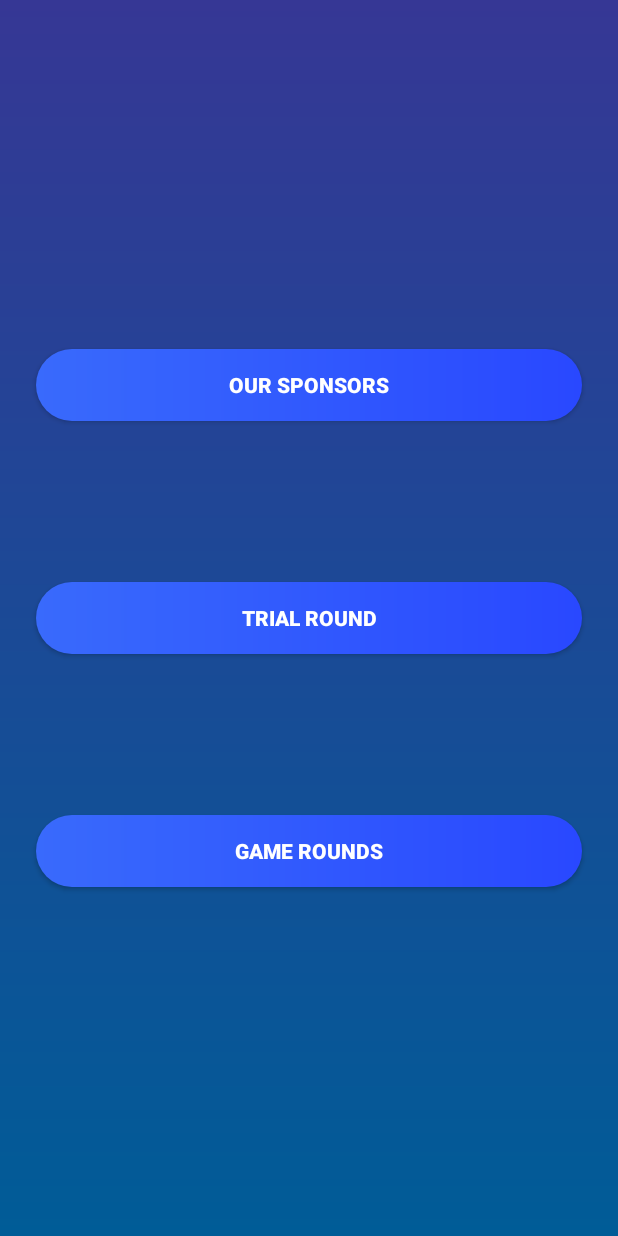
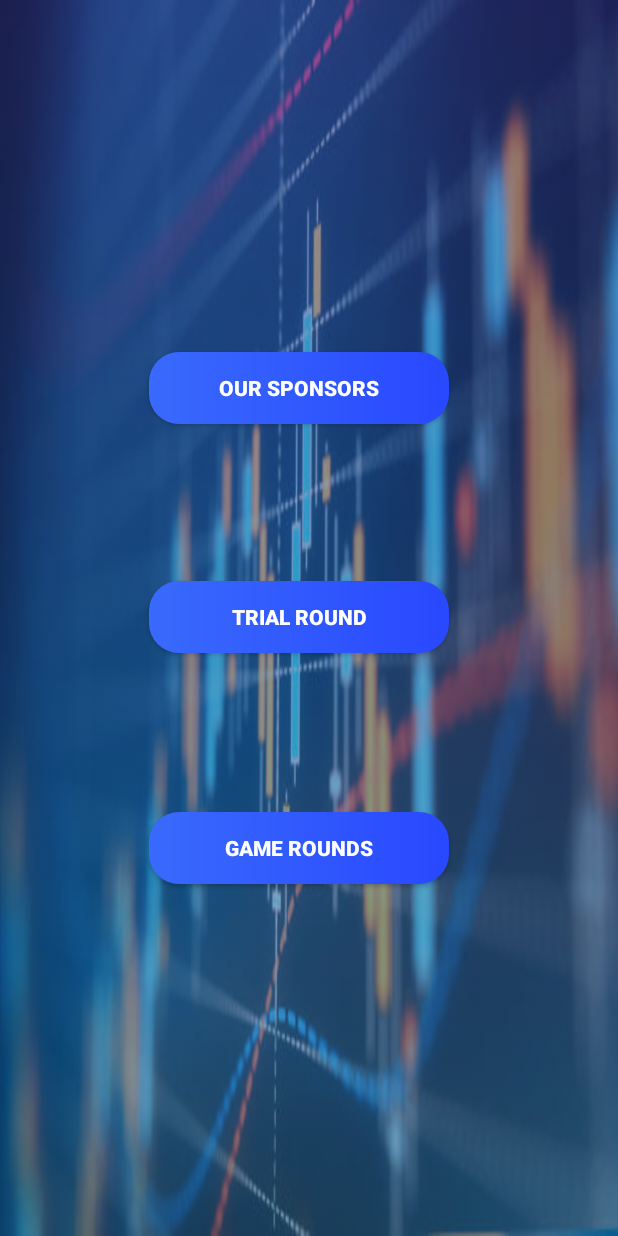
Before and after one commit to malharbangdiwala/VSM2021, an Android app: the SelectorActivity screen opened directly, with no data from a screen before it, on a phone screen of 412 x 824 dp. Run offline under Robolectric (Android 15) with nearby library versions, the phone set to English and light mode, and no system bars.

Commit message:
UI Upgraded

```diff
--- a/app/build.gradle
+++ b/app/build.gradle
@@ -35,6 +35,8 @@ dependencies {
     androidTestImplementation 'androidx.test.ext:junit:1.1.2'
     androidTestImplementation 'androidx.test.espresso:espresso-core:3.3.0'
     //implementation 'net.sourceforge.jtds:jtds:1.3.1'
+    implementation 'com.github.bumptech.glide:glide:4.12.0'
+    annotationProcessor 'com.github.bumptech.glide:compiler:4.12.0'
     implementation files('libs/jtds-1.3.1.jar')
     implementation 'androidx.gridlayout:gridlayout:1.0.0'
 }
--- a/app/src/main/res/drawable/custom_button.xml
+++ b/app/src/main/res/drawable/custom_button.xml
@@ -3,5 +3,5 @@
     <gradient android:startColor="#396afc"
         android:endColor="#2948ff"
         android:angle="0"/>
-    <corners android:radius="50dp"/>
+    <corners android:radius="20dp"/>
 </shape>
--- a/app/src/main/res/drawable/custom_round_plain.xml
+++ b/app/src/main/res/drawable/custom_round_plain.xml
@@ -1,5 +1,8 @@
 <?xml version="1.0" encoding="utf-8"?>
 <shape xmlns:android="http://schemas.android.com/apk/res/android" android:shape="rectangle">
     <corners android:radius="50dp"/>
-    <solid android:color="#FFFFFF"/>
+    <gradient
+        android:startColor="#005C97"
+        android:endColor="#363795"
+        android:angle="0"/>
 </shape>
--- a/app/src/main/res/layout/activity_selector.xml
+++ b/app/src/main/res/layout/activity_selector.xml
@@ -7,9 +7,19 @@
     android:background="@color/BgColour"
     tools:context=".SelectorActivity">
 
+    <ImageView
+        android:layout_width="match_parent"
+        android:layout_height="match_parent"
+        android:adjustViewBounds="true"
+        android:alpha="0.5"
+        android:scaleType="fitXY"
+        android:src="@drawable/two"
+        tools:layout_editor_absoluteX="-16dp"
+        tools:layout_editor_absoluteY="0dp" />
+
     <Button
         android:id="@+id/trialRound"
-        android:layout_width="0dp"
+        android:layout_width="200dp"
         android:layout_height="wrap_content"
         android:layout_marginStart="24dp"
         android:layout_marginEnd="24dp"
@@ -19,13 +29,14 @@
         android:textStyle="bold"
         app:layout_constraintBottom_toBottomOf="parent"
         app:layout_constraintEnd_toEndOf="parent"
-        app:layout_constraintHorizontal_bias="0.0"
+        app:layout_constraintHorizontal_bias="0.46"
         app:layout_constraintStart_toStartOf="parent"
-        app:layout_constraintTop_toTopOf="parent" />
+        app:layout_constraintTop_toTopOf="parent"
+        app:layout_constraintVertical_bias="0.499" />
 
     <Button
         android:id="@+id/sponsor"
-        android:layout_width="0dp"
+        android:layout_width="200dp"
         android:layout_height="wrap_content"
         android:layout_marginStart="24dp"
         android:layout_marginEnd="24dp"
@@ -35,14 +46,14 @@
         android:textStyle="bold"
         app:layout_constraintBottom_toBottomOf="parent"
         app:layout_constraintEnd_toEndOf="parent"
-        app:layout_constraintHorizontal_bias="0.0"
+        app:layout_constraintHorizontal_bias="0.459"
         app:layout_constraintStart_toStartOf="parent"
         app:layout_constraintTop_toTopOf="parent"
-        app:layout_constraintVertical_bias="0.3" />
+        app:layout_constraintVertical_bias="0.302" />
 
     <Button
         android:id="@+id/gameRound"
-        android:layout_width="0dp"
+        android:layout_width="200dp"
         android:layout_height="wrap_content"
         android:layout_marginStart="24dp"
         android:layout_marginEnd="24dp"
@@ -52,7 +63,8 @@
         android:textStyle="bold"
         app:layout_constraintBottom_toBottomOf="parent"
         app:layout_constraintEnd_toEndOf="parent"
+        app:layout_constraintHorizontal_bias="0.46"
         app:layout_constraintStart_toStartOf="parent"
         app:layout_constraintTop_toTopOf="parent"
-        app:layout_constraintVertical_bias="0.7" />
+        app:layout_constraintVertical_bias="0.698" />
 </androidx.constraintlayout.widget.ConstraintLayout>
--- a/app/src/main/res/layout/fragment_home.xml
+++ b/app/src/main/res/layout/fragment_home.xml
@@ -46,7 +46,7 @@
         app:layout_constraintTop_toTopOf="parent"
         app:layout_constraintVertical_bias="0.084" />
 
-    <Button
+    <ImageView
         android:id="@+id/roundChangeButton"
         android:layout_width="0dp"
         android:layout_height="0dp"
@@ -54,6 +54,7 @@
         android:textSize="24sp"
         android:textStyle="bold"
         android:visibility="gone"
+        android:scaleType="fitXY"
         app:layout_constraintBottom_toBottomOf="parent"
         app:layout_constraintEnd_toEndOf="parent"
         app:layout_constraintStart_toStartOf="parent"
--- a/app/src/main/res/values/styles.xml
+++ b/app/src/main/res/values/styles.xml
@@ -7,5 +7,7 @@
         <item name="colorPrimaryDark">@color/colorPrimaryDark</item>
         <item name="colorAccent">@color/colorAccent</item>
     </style>
-
+    <style name="AlertTheme" parent="Theme.AppCompat.Light.NoActionBar">
+        <item name="android:background">@drawable/alert_gradient</item>
+    </style>
 </resources>
```
Also changed, not shown: app/src/main/java/com/example/myapplication/ui/home/HomeFragment.java (+21 -17 lines), app/src/main/res/drawable/alert_gradient.xml (added, +7 -0 lines), app/src/main/res/layout/activity_main.xml (+10 -10 lines), app/src/main/res/layout/activity_trial.xml (+6 -4 lines), app/src/main/res/layout/buy_stocks.xml (+9 -18 lines), app/src/main/res/layout/stock_holder.xml (+8 -5 lines), app/src/main/res/drawable/loader.gif (added), app/src/main/res/drawable/onemin.jpg (added), app/src/main/res/drawable/two.jpeg (added).
